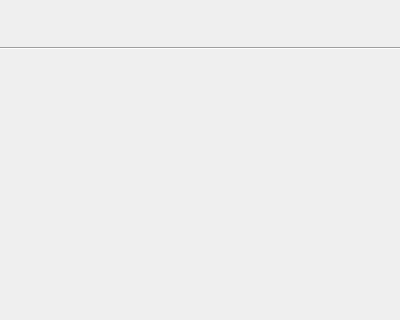
Before: the Qt Designer form recordvideo.ui in aes001/cpp_tomeo, drawn with Qt 5; both pictures show x 0 to 400 and y 0 to 320 of the 400 by 710 pixel window.
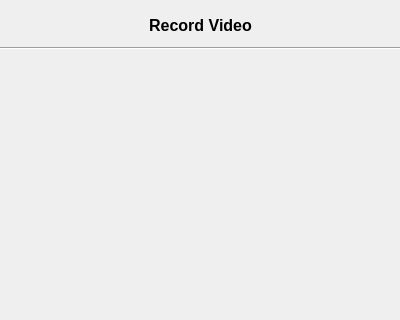
After: the same form once the commit is applied. Icons and pictures are not drawn.

The edit to the form file:
```diff
--- a/recordvideo.ui
+++ b/recordvideo.ui
@@ -161,6 +161,34 @@
    <property name="alignment">
     <set>Qt::AlignCenter</set>
    </property>
+   <property name="wordWrap">
+    <bool>true</bool>
+   </property>
+  </widget>
+  <widget class="QLabel" name="label_4">
+   <property name="geometry">
+    <rect>
+     <x>50</x>
+     <y>0</y>
+     <width>301</width>
+     <height>51</height>
+    </rect>
+   </property>
+   <property name="font">
+    <font>
+     <pointsize>12</pointsize>
+     <bold>true</bold>
+    </font>
+   </property>
+   <property name="text">
+    <string>Record Video</string>
+   </property>
+   <property name="alignment">
+    <set>Qt::AlignCenter</set>
+   </property>
+   <property name="wordWrap">
+    <bool>true</bool>
+   </property>
   </widget>
  </widget>
  <resources>
```
